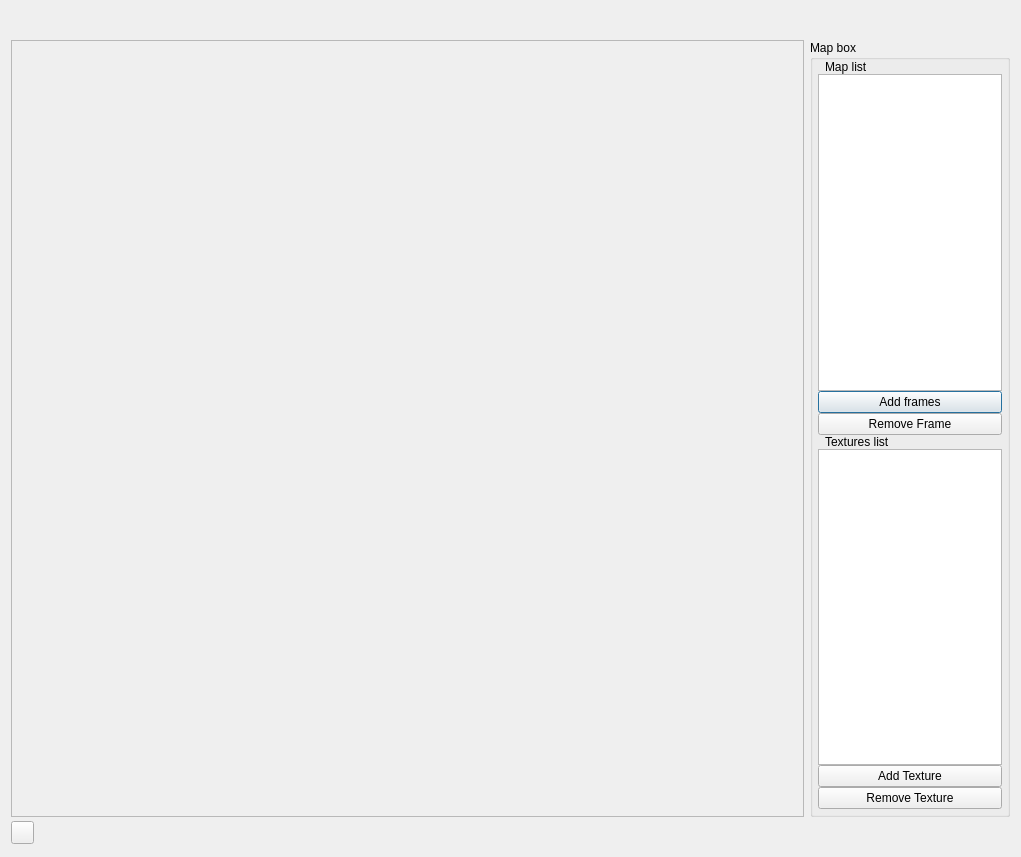
First picture: the form in qtEditor/Gui/MappingToolWindow.ui, repository timur-losev/framework2d, before the edit.
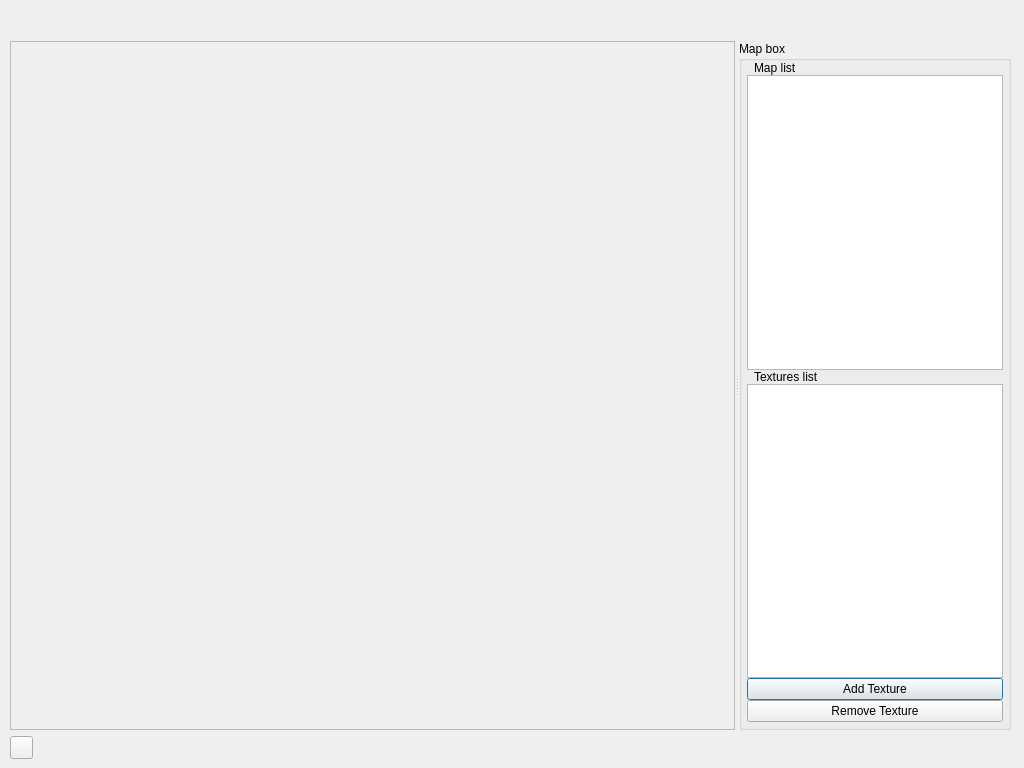
Second picture: the form after the edit. Icons and pictures are not drawn.

Commit message: + added splitter between render panel and properties box ! mainSizer in mapping tool doesn't follow with dialog resizing * fix, resize event to MapViewer

```diff
--- a/qtEditor/Gui/MappingToolWindow.ui
+++ b/qtEditor/Gui/MappingToolWindow.ui
@@ -6,21 +6,90 @@
    <rect>
     <x>0</x>
     <y>0</y>
-    <width>1021</width>
-    <height>857</height>
+    <width>1024</width>
+    <height>768</height>
    </rect>
   </property>
   <property name="windowTitle">
    <string>MappingToolWindow</string>
   </property>
-  <layout class="QHBoxLayout" name="horizontalLayout">
+  <widget class="QWidget" name="verticalLayoutWidget">
+   <property name="geometry">
+    <rect>
+     <x>10</x>
+     <y>10</y>
+     <width>1001</width>
+     <height>751</height>
+    </rect>
+   </property>
+   <layout class="QVBoxLayout" name="mainSizer">
+    <property name="sizeConstraint">
+     <enum>QLayout::SetDefaultConstraint</enum>
+    </property>
    <item>
-    <layout class="QGridLayout" name="mainSizer">
-     <property name="verticalSpacing">
+     <widget class="QWidget" name="menusWidget" native="true">
+      <property name="sizePolicy">
+       <sizepolicy hsizetype="Expanding" vsizetype="Fixed">
+        <horstretch>0</horstretch>
+        <verstretch>0</verstretch>
+       </sizepolicy>
+      </property>
+      <property name="minimumSize">
+       <size>
+        <width>0</width>
+        <height>25</height>
+       </size>
+      </property>
+     </widget>
+    </item>
+    <item>
+     <widget class="QSplitter" name="splitter">
+      <property name="enabled">
+       <bool>true</bool>
+      </property>
+      <property name="sizePolicy">
+       <sizepolicy hsizetype="Expanding" vsizetype="Expanding">
+        <horstretch>0</horstretch>
+        <verstretch>0</verstretch>
+       </sizepolicy>
+      </property>
+      <property name="frameShape">
+       <enum>QFrame::NoFrame</enum>
+      </property>
+      <property name="frameShadow">
+       <enum>QFrame::Plain</enum>
+      </property>
+      <property name="lineWidth">
+       <number>1</number>
+      </property>
+      <property name="midLineWidth">
+       <number>0</number>
+      </property>
+      <property name="orientation">
+       <enum>Qt::Horizontal</enum>
+      </property>
+      <property name="opaqueResize">
+       <bool>false</bool>
+      </property>
+      <property name="handleWidth">
       <number>4</number>
      </property>
-     <item row="1" column="0">
+      <property name="childrenCollapsible">
+       <bool>false</bool>
+      </property>
       <widget class="QFrame" name="renderFrame">
+       <property name="sizePolicy">
+        <sizepolicy hsizetype="Expanding" vsizetype="Expanding">
+         <horstretch>3</horstretch>
+         <verstretch>0</verstretch>
+        </sizepolicy>
+       </property>
+       <property name="minimumSize">
+        <size>
+         <width>200</width>
+         <height>200</height>
+        </size>
+       </property>
        <property name="frameShape">
         <enum>QFrame::StyledPanel</enum>
        </property>
@@ -28,9 +97,13 @@
         <enum>QFrame::Raised</enum>
        </property>
       </widget>
-     </item>
-     <item row="1" column="1">
       <widget class="QGroupBox" name="groupBox">
+       <property name="sizePolicy">
+        <sizepolicy hsizetype="Fixed" vsizetype="Expanding">
+         <horstretch>0</horstretch>
+         <verstretch>0</verstretch>
+        </sizepolicy>
+       </property>
        <property name="minimumSize">
         <size>
          <width>200</width>
@@ -39,7 +112,7 @@
        </property>
        <property name="maximumSize">
         <size>
-         <width>120</width>
+         <width>16777215</width>
          <height>16777215</height>
         </size>
        </property>
@@ -100,21 +173,7 @@
            </widget>
           </item>
           <item>
-           <widget class="QPushButton" name="addFramesButton">
-            <property name="text">
-             <string>Add frames</string>
-            </property>
-           </widget>
-          </item>
-          <item>
-           <widget class="QPushButton" name="removeFrameButton">
-            <property name="text">
-             <string>Remove Frame</string>
-            </property>
-           </widget>
-          </item>
-          <item>
-           <widget class="QLabel" name="label_2">
+           <widget class="QLabel" name="label_12">
             <property name="text">
              <string>Textures list</string>
             </property>
@@ -151,8 +210,9 @@
         </item>
        </layout>
       </widget>
-     </item>
-     <item row="2" column="0">
+     </widget>
+    </item>
+    <item>
       <widget class="QWidget" name="toolWidget" native="true">
        <property name="sizePolicy">
         <sizepolicy hsizetype="Expanding" vsizetype="Fixed">
@@ -191,19 +251,8 @@
        </widget>
       </widget>
      </item>
-     <item row="0" column="0">
-      <widget class="QWidget" name="menusWidget" native="true">
-       <property name="minimumSize">
-        <size>
-         <width>0</width>
-         <height>25</height>
-        </size>
-       </property>
-      </widget>
-     </item>
-    </layout>
-   </item>
-  </layout>
+   </layout>
+  </widget>
  </widget>
  <resources>
   <include location="../../Media/Icons/icons.qrc"/>
```
Left out of the diff: 6 changed lines with no effect on the pictures. Lines whose indentation alone changed are shown as unchanged. The commit also changes 9 other files.
